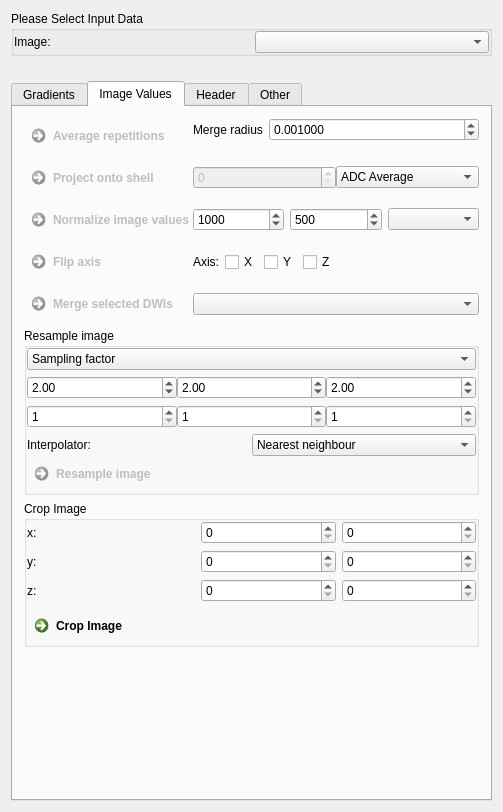
First picture: the form in Plugins/org.mitk.gui.qt.diffusionimaging.preprocessing/src/internal/QmitkPreprocessingViewControls.ui, repository MITK/MITK, before the edit.
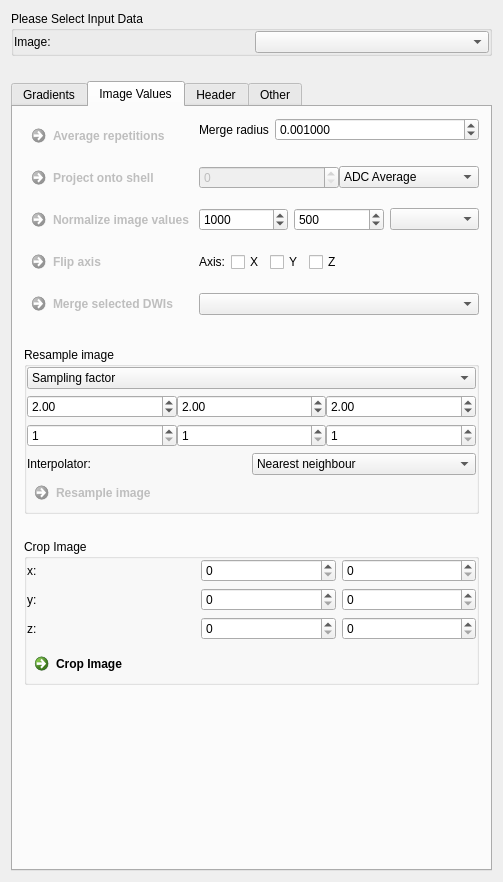
Second picture: the form after the edit. The open tabs and pages were chosen to show the change. Custom widgets are drawn as their Qt base class.

```diff
--- a/Plugins/org.mitk.gui.qt.diffusionimaging.preprocessing/src/internal/QmitkPreprocessingViewControls.ui
+++ b/Plugins/org.mitk.gui.qt.diffusionimaging.preprocessing/src/internal/QmitkPreprocessingViewControls.ui
@@ -7,7 +7,7 @@
     <x>0</x>
     <y>0</y>
     <width>503</width>
-    <height>812</height>
+    <height>813</height>
    </rect>
   </property>
   <property name="minimumSize">
@@ -77,6 +77,9 @@
        <string>Gradients</string>
       </attribute>
       <layout class="QGridLayout" name="gridLayout_6">
+       <property name="verticalSpacing">
+        <number>25</number>
+       </property>
        <item row="6" column="0">
         <spacer name="verticalSpacer_5">
          <property name="orientation">
@@ -407,6 +410,9 @@
        <string>Image Values</string>
       </attribute>
       <layout class="QGridLayout" name="gridLayout_8">
+       <property name="verticalSpacing">
+        <number>25</number>
+       </property>
        <item row="3" column="0">
         <spacer name="verticalSpacer">
          <property name="orientation">
@@ -442,7 +448,7 @@
            <number>0</number>
           </property>
           <property name="horizontalSpacing">
-           <number>0</number>
+           <number>6</number>
           </property>
           <item row="1" column="1">
            <widget class="QFrame" name="frame">
@@ -1127,6 +1133,9 @@
        <string>Header</string>
       </attribute>
       <layout class="QGridLayout" name="gridLayout_7">
+       <property name="verticalSpacing">
+        <number>25</number>
+       </property>
        <item row="2" column="0">
         <widget class="QGroupBox" name="groupBox_3">
          <property name="title">
```
